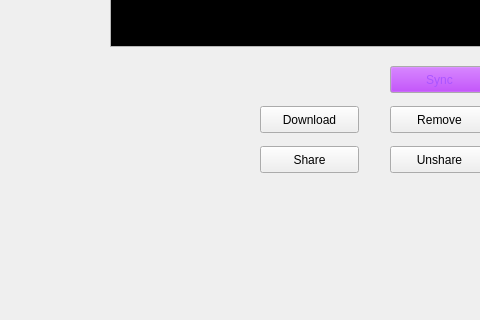
Before: the Qt Designer form client/Client/dropbox.ui in dilofilo/freezing-octo-cyril, drawn with Qt 5; both pictures show x 0 to 480 and y 414 to 734 of the 1221 by 734 pixel window.
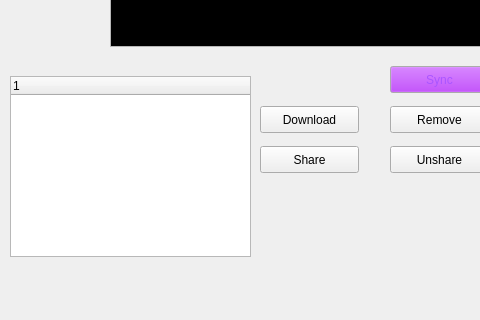
After: the same form once the commit is applied.

```diff
--- a/client/Client/dropbox.ui
+++ b/client/Client/dropbox.ui
@@ -573,6 +573,21 @@
      </property>
     </column>
    </widget>
+   <widget class="QTreeWidget" name="shareTreeWidget">
+    <property name="geometry">
+     <rect>
+      <x>10</x>
+      <y>490</y>
+      <width>241</width>
+      <height>181</height>
+     </rect>
+    </property>
+    <column>
+     <property name="text">
+      <string notr="true">1</string>
+     </property>
+    </column>
+   </widget>
   </widget>
   <widget class="QStatusBar" name="statusbar"/>
  </widget>
```
